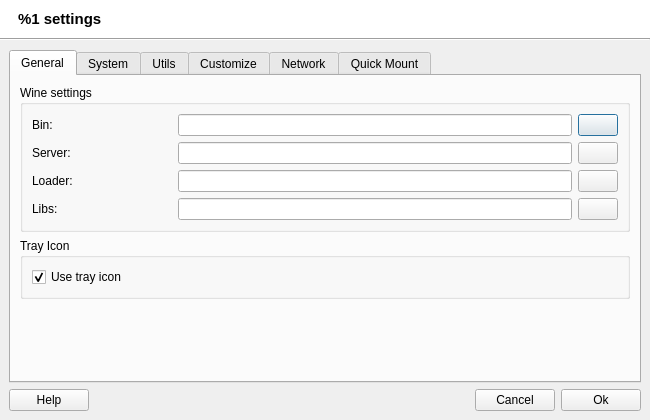
Old version of the form src/uis/AppSettings.ui in the repository brezerk/q4wine.
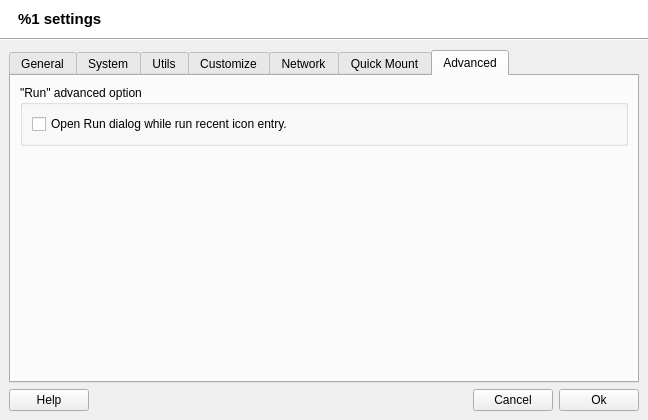
New version of the form. The open tabs and pages were chosen to show the change. Icons and pictures are not drawn.

Diff of the .ui file:
```diff
--- a/src/uis/AppSettings.ui
+++ b/src/uis/AppSettings.ui
@@ -9,7 +9,7 @@
    <rect>
     <x>0</x>
     <y>0</y>
-    <width>650</width>
+    <width>648</width>
     <height>420</height>
    </rect>
   </property>
@@ -1556,6 +1556,45 @@
           </item>
          </layout>
         </widget>
+        <widget class="QWidget" name="tab_7">
+         <attribute name="title">
+          <string>Advanced</string>
+         </attribute>
+         <layout class="QVBoxLayout" name="verticalLayout_8">
+          <item>
+           <widget class="QGroupBox" name="groupBox_11">
+            <property name="title">
+             <string>&quot;Run&quot; advanced option</string>
+            </property>
+            <layout class="QVBoxLayout" name="_6">
+             <item>
+              <widget class="QCheckBox" name="chOpenRunDialog">
+               <property name="text">
+                <string>Open Run dialog while run recent icon entry.</string>
+               </property>
+               <property name="checked">
+                <bool>false</bool>
+               </property>
+              </widget>
+             </item>
+            </layout>
+           </widget>
+          </item>
+          <item>
+           <spacer name="verticalSpacer_6">
+            <property name="orientation">
+             <enum>Qt::Vertical</enum>
+            </property>
+            <property name="sizeHint" stdset="0">
+             <size>
+              <width>20</width>
+              <height>233</height>
+             </size>
+            </property>
+           </spacer>
+          </item>
+         </layout>
+        </widget>
        </widget>
       </item>
       <item>
```
